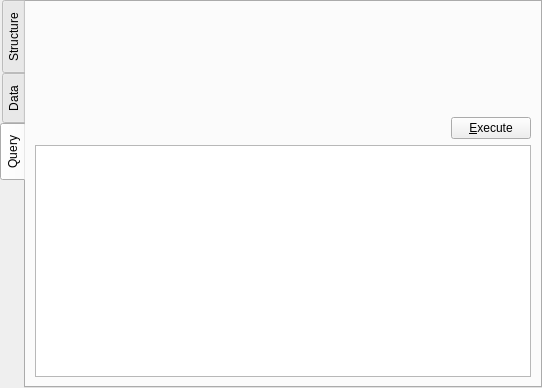
The window that TableDetailsWidget.ui (mtorromeo/sqlantaresia) describes before a commit, drawn with Qt 5.
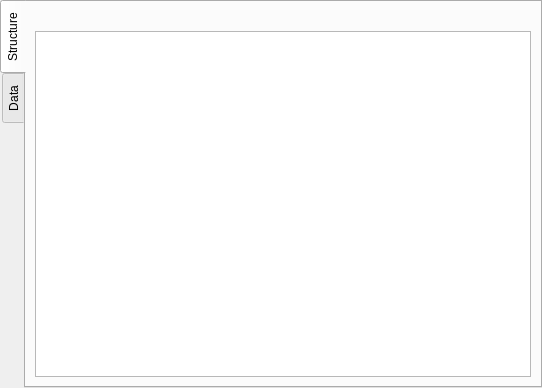
The same window after the commit. The open tabs and pages were chosen to show the change. Icons and pictures are not drawn. Custom widgets are drawn as their Qt base class.

Commit message: Separated query tab

```diff
--- a/TableDetailsWidget.ui
+++ b/TableDetailsWidget.ui
@@ -153,91 +153,7 @@
     </item>
    </layout>
   </widget>
-  <widget class="QWidget" name="tabQuery">
-   <attribute name="icon">
-    <iconset resource="icons.qrc">
-     <normaloff>:/16/db.png</normaloff>:/16/db.png</iconset>
-   </attribute>
-   <attribute name="title">
-    <string>Query</string>
-   </attribute>
-   <layout class="QVBoxLayout" name="verticalLayout">
-    <item>
-     <layout class="QVBoxLayout" name="verticalLayout_2">
-      <item>
-       <widget class="QsciScintilla" name="txtQuery">
-        <property name="sizePolicy">
-         <sizepolicy hsizetype="Expanding" vsizetype="Ignored">
-          <horstretch>0</horstretch>
-          <verstretch>0</verstretch>
-         </sizepolicy>
-        </property>
-        <property name="minimumSize">
-         <size>
-          <width>0</width>
-          <height>100</height>
-         </size>
-        </property>
-        <property name="baseSize">
-         <size>
-          <width>0</width>
-          <height>100</height>
-         </size>
-        </property>
-        <property name="toolTip">
-         <string/>
-        </property>
-        <property name="whatsThis">
-         <string/>
-        </property>
-       </widget>
-      </item>
-      <item>
-       <layout class="QHBoxLayout" name="horizontalLayout">
-        <item>
-         <widget class="QLabel" name="labelQueryError">
-          <property name="text">
-           <string/>
-          </property>
-         </widget>
-        </item>
-        <item>
-         <spacer name="horizontalSpacer">
-          <property name="orientation">
-           <enum>Qt::Horizontal</enum>
-          </property>
-          <property name="sizeHint" stdset="0">
-           <size>
-            <width>288</width>
-            <height>20</height>
-           </size>
-          </property>
-         </spacer>
-        </item>
-        <item>
-         <widget class="QPushButton" name="btnExecuteQuery">
-          <property name="text">
-           <string>&amp;Execute</string>
-          </property>
-         </widget>
-        </item>
-       </layout>
-      </item>
-     </layout>
-    </item>
-    <item>
-     <widget class="QTableView" name="tableQueryResult"/>
-    </item>
-   </layout>
-  </widget>
  </widget>
- <customwidgets>
-  <customwidget>
-   <class>QsciScintilla</class>
-   <extends>QFrame</extends>
-   <header>Qsci/qsciscintilla.h</header>
-  </customwidget>
- </customwidgets>
  <resources>
   <include location="icons.qrc"/>
  </resources>
```
The commit also changes 7 other files.
